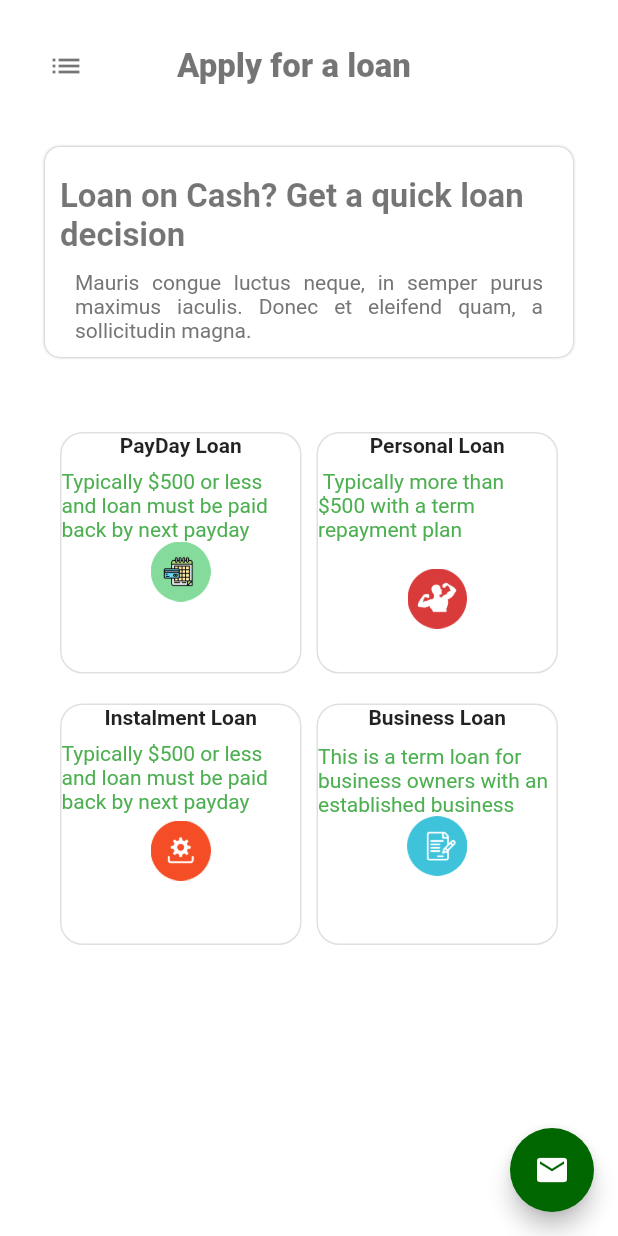
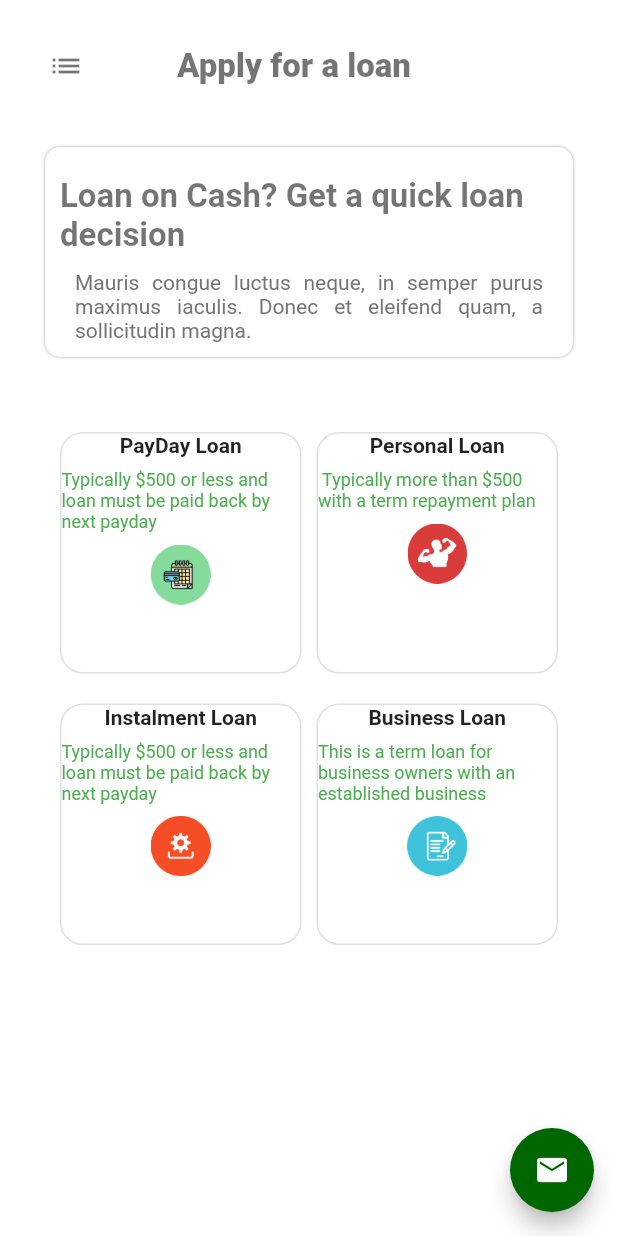
Before and after one commit to ali-shahKust/Sameed_loanApp, a Flutter app: the screen it shows after launch, on a phone screen of 412 x 824 dp. Run offline on Flutter 3.47's test engine with Material 2 defaults, Android fonts, the phone set to English and light mode, and no system bars.

Commit message:
Changes in design

```diff
--- a/lib/applyloanpage.dart
+++ b/lib/applyloanpage.dart
@@ -183,9 +183,17 @@ class _ApplyLoanState extends State<ApplyLoan> {
                               ),),
                               SizedBox(height: 8,),
                               Text('Typically \$500 or less and loan must be paid back by next payday ',style: TextStyle(
-                                color: Colors.green
+                                color: Colors.green,
+                                  fontSize: 12
                               ),),
-                              Image.asset('images/g2.png', width: 40,height: 40,),
+                              SizedBox(height: 8,),
+                              Column(
+                                mainAxisAlignment: MainAxisAlignment.end,
+                                crossAxisAlignment: CrossAxisAlignment.end,
+                                children: <Widget>[
+                                  Image.asset('images/g2.png', width: 40,height: 40,),
+                                ],
+                              ),
 
                             ],
                           ),
@@ -210,8 +218,16 @@ class _ApplyLoanState extends State<ApplyLoan> {
                               SizedBox(height: 8,),
                               Text(' Typically more than \$500 with a term repayment plan ',style: TextStyle(
                                   color: Colors.green
-                              ),),SizedBox(height: 18,),
-                              Image.asset('images/g3.png', width: 40,height: 40,),
+                                      ,fontSize: 12
+                              ),),SizedBox(height: 8,),
+                              Column(
+
+                                mainAxisAlignment: MainAxisAlignment.end,
+                                crossAxisAlignment: CrossAxisAlignment.end,
+                                children: <Widget>[
+                                  Image.asset('images/g3.png', width: 40,height: 40,),
+                                ],
+                              ),
 
                             ],
                           ),
@@ -236,10 +252,16 @@ class _ApplyLoanState extends State<ApplyLoan> {
     ),),
                               SizedBox(height: 8,),
                               Text('Typically \$500 or less and loan must be paid back by next payday ',style: TextStyle(
-                                  color: Colors.green
+                                  color: Colors.green,fontSize: 12
                               ),),
-                              SizedBox(height: 5,),
-                              Image.asset('images/g4.png', width: 40,height: 40,),
+                              SizedBox(height: 8,),
+                              Column(
+                                mainAxisAlignment: MainAxisAlignment.end,
+                                crossAxisAlignment: CrossAxisAlignment.end,
+                                children: <Widget>[
+                                  Image.asset('images/g4.png', width: 40,height: 40,),
+                                ],
+                              ),
 
                             ],
                           ),
@@ -262,11 +284,20 @@ class _ApplyLoanState extends State<ApplyLoan> {
                               Text('Business Loan',style: TextStyle(
                                   fontWeight: FontWeight.bold
                               ),),
-                              SizedBox(height: 10,),
+                              SizedBox(height: 8,),
                               Text('This is a term loan for business owners with an established business ',style: TextStyle(
-                                  color: Colors.green
+                                  color: Colors.green,
+                                  fontSize: 12
                               ),),
-                              Image.asset('images/g5.png', width: 40,height: 40,),
+
+                              SizedBox(height: 8,),
+                              Column(
+                                mainAxisAlignment: MainAxisAlignment.end,
+                                crossAxisAlignment: CrossAxisAlignment.end,
+                                children: <Widget>[
+                                  Image.asset('images/g5.png', width: 40,height: 40,),
+                                ],
+                              ),
 
                             ],
                           ),
```
Also changed, not shown: lib/Loanpage.dart (+27 -12 lines), lib/successfull.dart (added, +46 -0 lines).
